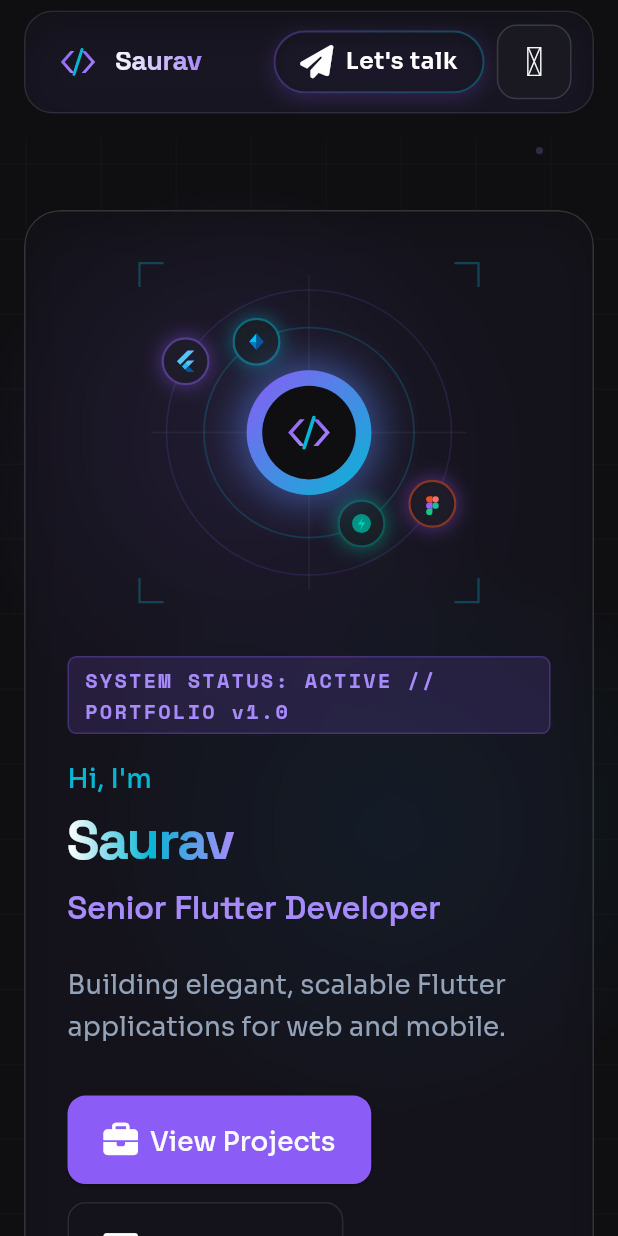
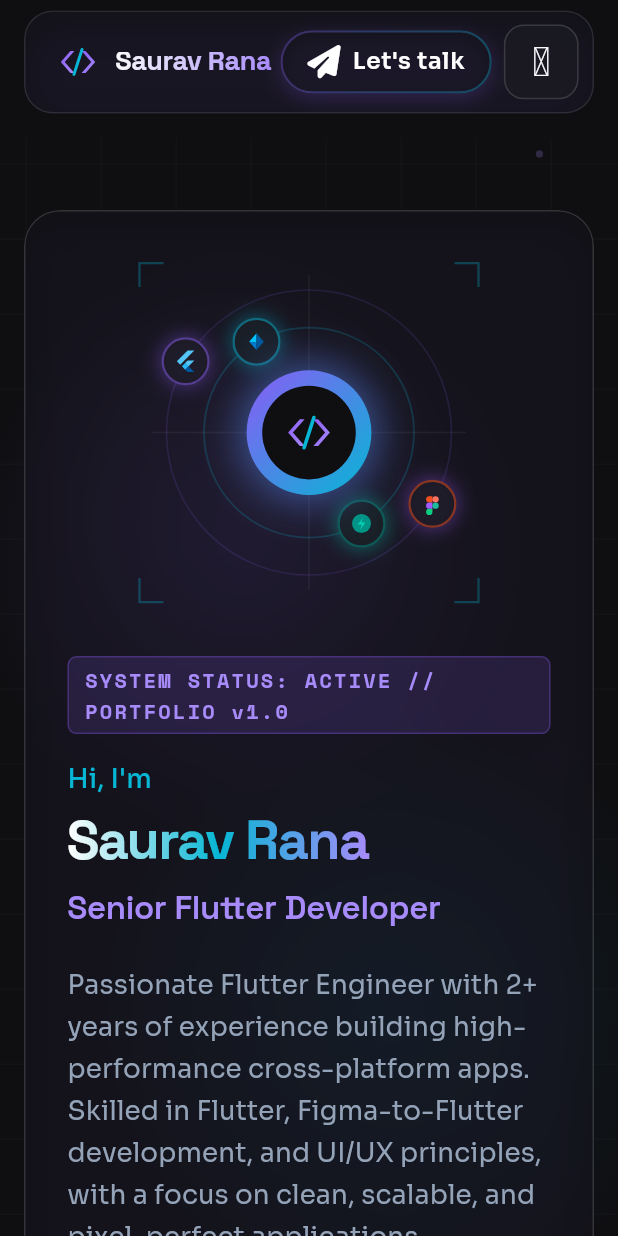
Before and after one commit to Saurav-Rana-June/sauavportfolio, a Flutter app: the screen it shows after launch, on a phone screen of 412 x 824 dp. Run offline on Flutter 3.47's test engine with Material 3 defaults, Android fonts, the phone set to English and light mode, and no system bars; our stand-ins replace dio, flutter_screenutil, flutter_svg, font_awesome_flutter, get, get_storage and 2 more; accounts and stored records are empty.

Commit message:
updates: Updated name to Saurav Rana and enhanced hero bio.

```diff
--- a/lib/data/services/portfolio_service.dart
+++ b/lib/data/services/portfolio_service.dart
@@ -7,7 +7,7 @@ class PortfolioService {
   static Future<ProfileModel> fetchProfile() async {
     await Future<void>.delayed(const Duration(milliseconds: 400));
     return ProfileModel(
-      name: 'Saurav',
+      name: 'Saurav Rana',
       title: 'Senior Flutter Developer',
       bio:
           'I build performant, scalable cross-platform applications with Flutter. '
--- a/lib/presentation/home/home.screen.dart
+++ b/lib/presentation/home/home.screen.dart
@@ -43,7 +43,7 @@ class HomeScreen extends GetView<HomeController> {
                 ),
                 SliverToBoxAdapter(
                   child: _buildHeroSection(
-                    profile?.name ?? 'Saurav',
+                    profile?.name ?? 'Saurav Rana',
                     profile?.title ?? '',
                   ),
                 ),
@@ -229,7 +229,7 @@ class HomeScreen extends GetView<HomeController> {
       ),
       Spacing.s24.gapH,
       Text(
-        'Building elegant, scalable Flutter applications for web and mobile.',
+        'Passionate Flutter Engineer with 2+ years of experience building high-performance cross-platform apps. Skilled in Flutter, Figma-to-Flutter development, and UI/UX principles, with a focus on clean, scalable, and pixel-perfect applications. Currently learning FastAPI to strengthen my backend development skills.',
         style: AppTextStyles.r16.copyWith(
           color: AppColors.textSecondary,
           height: 1.6,
--- a/lib/widgets/layout/portfolio_navbar.dart
+++ b/lib/widgets/layout/portfolio_navbar.dart
@@ -259,7 +259,7 @@ class _BrandLockupState extends State<_BrandLockup>
                     colors: [AppColors.textPrimary, AppColors.primaryLight],
                   ).createShader(bounds),
                   child: Text(
-                    'Saurav',
+                    'Saurav Rana',
                     style: AppTextStyles.sb18.copyWith(color: Colors.white),
                   ),
                 ),
--- a/pubspec.yaml
+++ b/pubspec.yaml
@@ -1,5 +1,5 @@
 name: saurav_portfolio
-description: "Saurav's personal portfolio — Flutter Web with GetX & Clean Architecture."
+description: "Saurav Rana's personal portfolio — Flutter Web with GetX & Clean Architecture."
 publish_to: 'none'
 version: 1.0.0+1
 
```
Also changed, not shown: 3 other files.
